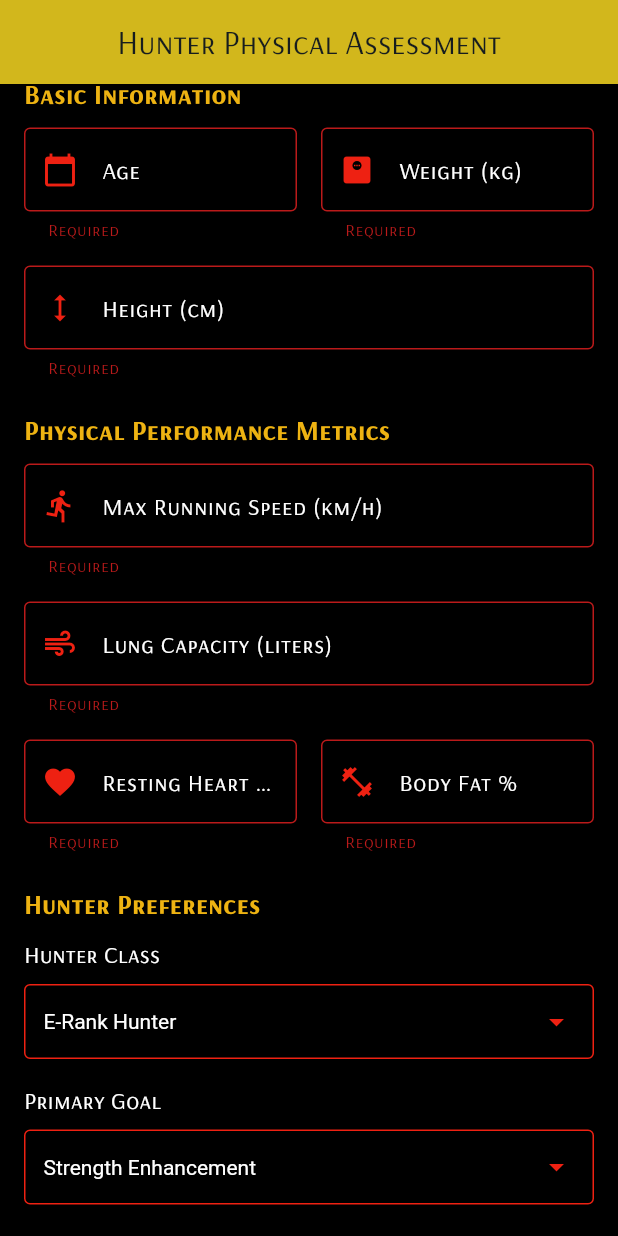
After one commit to Light-700/Life-simulator, a Flutter app: the ExtendedDetailsPage screen opened directly, scrolled down 121 dp, after a tap on "Complete Hunter Registration", on a phone screen of 412 x 824 dp. The commit adds this screen. Run offline on Flutter 3.47's test engine with Material 3 defaults, Android fonts, the light colour scheme and no system bars; our stand-ins replace fl_chart, shared_preferences; accounts and stored records are empty.

Commit message:
added the extended details page after login

```diff
--- /dev/null
+++ b/lib/src/screens/extended_login.dart
@@ -0,0 +1,576 @@
+import 'package:flutter/material.dart';
+import 'package:shared_preferences/shared_preferences.dart';
+import 'dart:math' as math;
+import '../../main.dart';
+
+class ExtendedDetailsPage extends StatefulWidget {
+  const ExtendedDetailsPage({super.key});
+
+  @override
+  State<ExtendedDetailsPage> createState() => _ExtendedDetailsPageState();
+}
+
+class _ExtendedDetailsPageState extends State<ExtendedDetailsPage> {
+  final TextEditingController _ageController = TextEditingController();
+  final TextEditingController _weightController = TextEditingController();
+  final TextEditingController _heightController = TextEditingController();
+  final TextEditingController _runningSpeedController = TextEditingController();
+  final TextEditingController _lungCapacityController = TextEditingController();
+  final TextEditingController _restingHeartRateController = TextEditingController();
+  final TextEditingController _bodyFatController = TextEditingController();
+  final GlobalKey<FormState> _formKey = GlobalKey<FormState>();
+
+  String _selectedClass = 'E-Rank Hunter';
+  String _selectedGoal = 'Strength Enhancement';
+
+  final List<String> _hunterClasses = [
+    'E-Rank Hunter',
+    'D-Rank Hunter',
+    'C-Rank Hunter',
+    'B-Rank Hunter',
+    'A-Rank Hunter',
+    'S-Rank Hunter'
+  ];
+
+  final List<String> _fitnessGoals = [
+    'Strength Enhancement',
+    'Agility Training',
+    'Endurance Building',
+    'Combat Readiness',
+    'Mana Recovery',
+    'Overall Hunter Development'
+  ];
+
+  Map<String, int> _calculateGameStats() {
+    double weight = double.tryParse(_weightController.text) ?? 0;
+    double height = double.tryParse(_heightController.text) ?? 0;
+    double speed = double.tryParse(_runningSpeedController.text) ?? 0;
+    double lungCapacity = double.tryParse(_lungCapacityController.text) ?? 0;
+    double heartRate = double.tryParse(_restingHeartRateController.text) ?? 0;
+    double bodyFat = double.tryParse(_bodyFatController.text) ?? 0;
+    int age = int.tryParse(_ageController.text) ?? 0;
+
+    double bmi = height > 0 ? weight / ((height / 100) * (height / 100)) : 0;
+
+    int strength = _calculateStrength(weight, height, bodyFat, bmi);
+    int agility = _calculateAgility(speed, bodyFat, bmi);
+    int endurance = _calculateEndurance(lungCapacity, heartRate, age, bodyFat);
+    int vitality = _calculateVitality(bmi, bodyFat, heartRate, age);
+    int intelligence = _calculateIntelligence(_selectedClass, age);
+
+    return {
+      'strength': strength,
+      'agility': agility,
+      'endurance': endurance,
+      'vitality': vitality,
+      'intelligence': intelligence,
+    };
+  }
+
+  int _calculateStrength(double weight, double height, double bodyFat, double bmi) {
+    double leanBodyMass = weight * (1 - bodyFat / 100);
+    double heightInM = height / 100;
+    double ffmi = heightInM > 0 ? leanBodyMass / (heightInM * heightInM) : 0;
+
+    int baseStrength = 0;
+    if (ffmi >= 22) {
+      baseStrength = 85;
+    } else if (ffmi >= 20) {
+      baseStrength = 70;
+    } else if (ffmi >= 18) {
+      baseStrength = 55;
+    } else if (ffmi >= 16) {
+      baseStrength = 40;
+    } else {
+      baseStrength = 25;
+    }
+
+    int heightBonus = (bmi >= 22 && bmi <= 27) ? 15 : 0;
+    return (baseStrength + heightBonus).clamp(0, 100);
+  }
+
+  int _calculateAgility(double speed, double bodyFat, double bmi) {
+    int speedScore = 0;
+    if (speed >= 20) {
+      speedScore = 40;
+    } else if (speed >= 16) {
+      speedScore = 30;
+    } else if (speed >= 12) {
+      speedScore = 20;
+    } else {
+      speedScore = 10;
+    }
+
+    int bodyFatScore = 0;
+    if (bodyFat <= 10) {
+      bodyFatScore = 35;
+    } else if (bodyFat <= 15) {
+      bodyFatScore = 25;
+    } else if (bodyFat <= 20) {
+      bodyFatScore = 15;
+    } else {
+      bodyFatScore = 5;
+    }
+
+    int bmiScore = 0;
+    if (bmi >= 20 && bmi <= 24) {
+      bmiScore = 25;
+    } else if (bmi >= 18.5 && bmi <= 26) {
+      bmiScore = 15;
+    } else {
+      bmiScore = 5;
+    }
+
+    return (speedScore + bodyFatScore + bmiScore).clamp(0, 100);
+  }
+
+  int _calculateEndurance(double lungCapacity, double heartRate, int age, double bodyFat) {
+    int lungScore = 0;
+    if (lungCapacity >= 3.5) {
+      lungScore = 35;
+    } else if (lungCapacity >= 3.0) {
+      lungScore = 25;
+    } else if (lungCapacity >= 2.5) {
+      lungScore = 15;
+    } else {
+      lungScore = 5;
+    }
+
+    int heartScore = 0;
+    if (heartRate <= 60) {
+      heartScore = 35;
+    } else if (heartRate <= 70) {
+      heartScore = 25;
+    } else if (heartRate <= 80) {
+      heartScore = 15;
+    } else {
+      heartScore = 5;
+    }
+
+    int ageScore = 0;
+    if (age <= 25) {
+      ageScore = 20;
+    } else if (age <= 35) {
+      ageScore = 15;
+    } else if (age <= 45) {
+      ageScore = 10;
+    } else {
+      ageScore = 5;
+    }
+
+    int fatPenalty = bodyFat > 20 ? -10 : 0;
+    return (lungScore + heartScore + ageScore + fatPenalty).clamp(0, 100);
+  }
+
+  int _calculateVitality(double bmi, double bodyFat, double heartRate, int age) {
+    int bmiScore = 0;
+    if (bmi >= 18.5 && bmi <= 24.9) {
+      bmiScore = 30;
+    } else if (bmi >= 17 && bmi <= 27) {
+      bmiScore = 20;
+    } else {
+      bmiScore = 10;
+    }
+
+    int fatScore = 0;
+    if (bodyFat >= 8 && bodyFat <= 15) {
+      fatScore = 25;
+    } else if (bodyFat >= 16 && bodyFat <= 20) {
+      fatScore = 20;
+    } else {
+      fatScore = 10;
+    }
+
+    int cardioScore = 0;
+    if (heartRate >= 60 && heartRate <= 80) {
+      cardioScore = 25;
+    } else if (heartRate >= 50 && heartRate <= 90) {
+      cardioScore = 15;
+    } else {
+      cardioScore = 5;
+    }
+
+    int ageVitality = math.max(0, 100 - age); // Fixed: math instead of Math
+    int ageScore = (ageVitality * 0.2).round();
+
+    return (bmiScore + fatScore + cardioScore + ageScore).clamp(0, 100);
+  }
+
+  int _calculateIntelligence(String hunterClass, int age) {
+    int classBonus = 0;
+    switch (hunterClass) {
+      case 'S-Rank Hunter':
+        classBonus = 30;
+        break;
+      case 'A-Rank Hunter':
+        classBonus = 25;
+        break;
+      case 'B-Rank Hunter':
+        classBonus = 20;
+        break;
+      case 'C-Rank Hunter':
+        classBonus = 15;
+        break;
+      case 'D-Rank Hunter':
+        classBonus = 10;
+        break;
+      case 'E-Rank Hunter':
+        classBonus = 5;
+        break;
+      default:
+        classBonus = 5;
+    }
+
+    int ageBonus = 0;
+    if (age >= 25 && age <= 40) {
+      ageBonus = 20;
+    } else if (age >= 18 && age <= 50) {
+      ageBonus = 15;
+    } else {
+      ageBonus = 10;
+    }
+
+    int baseIntelligence = 50;
+    return (baseIntelligence + classBonus + ageBonus).clamp(0, 100);
+  }
+
+  @override
+  Widget build(BuildContext context) {
+    return Scaffold(
+      appBar: AppBar(
+        title: const Text('Hunter Physical Assessment'),
+        backgroundColor: const Color.fromARGB(255, 228, 190, 21),
+        centerTitle: true,
+        automaticallyImplyLeading: false,
+      ),
+      backgroundColor: const Color.fromARGB(255, 0, 0, 0),
+      body: SingleChildScrollView(
+        padding: const EdgeInsets.all(16.0),
+        child: Form(
+          key: _formKey,
+          child: Column(
+            crossAxisAlignment: CrossAxisAlignment.start,
+            children: [
+              const Center(
+                child: Text(
+                  'Hunter Guild Registration\nPhysical Assessment',
+                  textAlign: TextAlign.center,
+                  style: TextStyle(
+                    color: Color.fromARGB(255, 238, 33, 18),
+                    fontSize: 24,
+                    fontWeight: FontWeight.bold,
+                  ),
+                ),
+              ),
+              const SizedBox(height: 30),
+
+              _buildSectionHeader('Basic Information'),
+              const SizedBox(height: 10),
+
+              Row(
+                children: [
+                  Expanded(
+                    child: _buildTextField(
+                      controller: _ageController,
+                      label: 'Age',
+                      icon: Icons.calendar_today,
+                      keyboardType: TextInputType.number,
+                      validator: (value) {
+                        if (value == null || value.isEmpty) return 'Required';
+                        final age = int.tryParse(value);
+                        if (age == null || age < 13 || age > 100) return 'Invalid age';
+                        return null;
+                      },
+                    ),
+                  ),
+                  const SizedBox(width: 16),
+                  Expanded(
+                    child: _buildTextField(
+                      controller: _weightController,
+                      label: 'Weight (kg)',
+                      icon: Icons.monitor_weight,
+                      keyboardType: TextInputType.number,
+                      validator: (value) {
+                        if (value == null || value.isEmpty) return 'Required';
+                        final weight = double.tryParse(value);
+                        if (weight == null || weight < 20 || weight > 300) return 'Invalid weight';
+                        return null;
+                      },
+                    ),
+                  ),
+                ],
+              ),
+              const SizedBox(height: 16),
+
+              _buildTextField(
+                controller: _heightController,
+                label: 'Height (cm)',
+                icon: Icons.height,
+                keyboardType: TextInputType.number,
+                validator: (value) {
+                  if (value == null || value.isEmpty) return 'Required';
+                  final height = double.tryParse(value);
+                  if (height == null || height < 100 || height > 250) return 'Invalid height';
+                  return null;
+                },
+              ),
+              const SizedBox(height: 20),
+
+              _buildSectionHeader('Physical Performance Metrics'),
+              const SizedBox(height: 10),
+
+              _buildTextField(
+                controller: _runningSpeedController,
+                label: 'Max Running Speed (km/h)',
+                icon: Icons.directions_run,
+                keyboardType: TextInputType.number,
+                validator: (value) {
+                  if (value == null || value.isEmpty) return 'Required';
+                  final speed = double.tryParse(value);
+                  if (speed == null || speed < 0 || speed > 50) return 'Invalid speed';
+                  return null;
+                },
+              ),
+              const SizedBox(height: 16),
+
+              _buildTextField(
+                controller: _lungCapacityController,
+                label: 'Lung Capacity (liters)',
+                icon: Icons.air,
+                keyboardType: TextInputType.number,
+                validator: (value) {
+                  if (value == null || value.isEmpty) return 'Required';
+                  final capacity = double.tryParse(value);
+                  if (capacity == null || capacity < 1 || capacity > 8) return 'Invalid capacity';
+                  return null;
+                },
+              ),
+              const SizedBox(height: 16),
+
+              Row(
+                children: [
+                  Expanded(
+                    child: _buildTextField(
+                      controller: _restingHeartRateController,
+                      label: 'Resting Heart Rate (bpm)',
+                      icon: Icons.favorite,
+                      keyboardType: TextInputType.number,
+                      validator: (value) {
+                        if (value == null || value.isEmpty) return 'Required';
+                        final hr = double.tryParse(value);
+                        if (hr == null || hr < 40 || hr > 120) return 'Invalid HR';
+                        return null;
+                      },
+                    ),
+                  ),
+                  const SizedBox(width: 16),
+                  Expanded(
+                    child: _buildTextField(
+                      controller: _bodyFatController,
+                      label: 'Body Fat %',
+                      icon: Icons.fitness_center,
+                      keyboardType: TextInputType.number,
+                      validator: (value) {
+                        if (value == null || value.isEmpty) return 'Required';
+                        final bf = double.tryParse(value);
+                        if (bf == null || bf < 3 || bf > 50) return 'Invalid %';
+                        return null;
+                      },
+                    ),
+                  ),
+                ],
+              ),
+              const SizedBox(height: 20),
+
+              _buildSectionHeader('Hunter Preferences'),
+              const SizedBox(height: 10),
+
+              _buildDropdown('Hunter Class', _selectedClass, _hunterClasses, (value) {
+                setState(() => _selectedClass = value!);
+              }),
+              const SizedBox(height: 16),
+
+              _buildDropdown('Primary Goal', _selectedGoal, _fitnessGoals, (value) {
+                setState(() => _selectedGoal = value!);
+              }),
+              const SizedBox(height: 30),
+
+              if (_weightController.text.isNotEmpty && _heightController.text.isNotEmpty)
+                _buildStatsPreview(),
+
+              const SizedBox(height: 20),
+
+              SizedBox(
+                width: double.infinity,
+                child: ElevatedButton(
+                  onPressed: () async {
+                    if (_formKey.currentState!.validate()) {
+                      await _saveHunterData();
+                      if (context.mounted) {
+                        Navigator.pushReplacement(
+                          context,
+                          MaterialPageRoute(builder: (context) => MyHomePage()),
+                        );
+                      }
+                    }
+                  },
+                  style: ElevatedButton.styleFrom(
+                    backgroundColor: const Color.fromARGB(255, 238, 33, 18),
+                    foregroundColor: Colors.white,
+                    padding: const EdgeInsets.symmetric(vertical: 16),
+                  ),
+                  child: const Text(
+                    'Complete Hunter Registration',
+                    style: TextStyle(fontSize: 16, fontWeight: FontWeight.bold),
+                  ),
+                ),
+              ),
+            ],
+          ),
+        ),
+      ),
+    );
+  }
+
+  Widget _buildSectionHeader(String title) {
+    return Text(
+      title,
+      style: const TextStyle(
+        color: Color.fromARGB(255, 238, 179, 18),
+        fontSize: 18,
+        fontWeight: FontWeight.bold,
+      ),
+    );
+  }
+
+  Widget _buildTextField({
+    required TextEditingController controller,
+    required String label,
+    required IconData icon,
+    TextInputType? keyboardType,
+    String? Function(String?)? validator,
+  }) {
+    return TextFormField(
+      controller: controller,
+      decoration: InputDecoration(
+        labelText: label,
+        labelStyle: const TextStyle(color: Colors.white),
+        prefixIcon: Icon(icon, color: const Color.fromARGB(255, 238, 33, 18)),
+        border: const OutlineInputBorder(),
+        enabledBorder: const OutlineInputBorder(
+          borderSide: BorderSide(color: Color.fromARGB(255, 238, 33, 18)),
+        ),
+      ),
+      style: const TextStyle(color: Colors.white),
+      keyboardType: keyboardType,
+      validator: validator,
+      onChanged: (value) => setState(() {}),
+    );
+  }
+
+  Widget _buildDropdown(String label, String value, List<String> items,
+      void Function(String?) onChanged) {
+    return Column(
+      crossAxisAlignment: CrossAxisAlignment.start,
+      children: [
+        Text(
+          label,
+          style: const TextStyle(color: Colors.white, fontSize: 16),
+        ),
+        const SizedBox(height: 8),
+        Container(
+          width: double.infinity,
+          padding: const EdgeInsets.symmetric(horizontal: 12),
+          decoration: BoxDecoration(
+            border: Border.all(color: const Color.fromARGB(255, 238, 33, 18)),
+            borderRadius: BorderRadius.circular(4),
+          ),
+          child: DropdownButtonHideUnderline(
+            child: DropdownButton<String>(
+              value: value,
+              dropdownColor: const Color.fromARGB(255, 37, 29, 29),
+              style: const TextStyle(color: Colors.white),
+              icon: const Icon(Icons.arrow_drop_down,
+                  color: Color.fromARGB(255, 238, 33, 18)),
+              items: items.map((String item) {
+                return DropdownMenuItem<String>(
+                  value: item,
+                  child: Text(item),
+                );
+              }).toList(),
+              onChanged: onChanged,
+            ),
+          ),
+        ),
+      ],
+    );
+  }
+
+  Widget _buildStatsPreview() {
+    final stats = _calculateGameStats();
+    return Container(
+      padding: const EdgeInsets.all(16),
+      decoration: BoxDecoration(
+        border: Border.all(color: const Color.fromARGB(255, 238, 179, 18)),
+        borderRadius: BorderRadius.circular(8),
+        color: const Color.fromARGB(255, 37, 29, 29),
+      ),
+      child: Column(
+        crossAxisAlignment: CrossAxisAlignment.start,
+        children: [
+          const Text(
+            'Predicted Hunter Stats',
+            style: TextStyle(
+              color: Color.fromARGB(255, 238, 179, 18),
+              fontSize: 16,
+              fontWeight: FontWeight.bold,
+            ),
+          ),
+          const SizedBox(height: 12),
+          ...stats.entries.map((entry) => Padding(
+            padding: const EdgeInsets.symmetric(vertical: 4),
+            child: Row(
+              mainAxisAlignment: MainAxisAlignment.spaceBetween,
+              children: [
+                Text(
+                  entry.key.toUpperCase(),
+                  style: const TextStyle(color: Colors.white),
+                ),
+                Text(
+                  '${entry.value}',
+                  style: const TextStyle(
+                    color: Color.fromARGB(255, 18, 187, 238),
+                    fontWeight: FontWeight.bold,
+                  ),
+                ),
+              ],
+            ),
+          )).toList(),
+        ],
+      ),
+    );
+  }
+
+  Future<void> _saveHunterData() async {
+    final prefs = await SharedPreferences.getInstance();
+    final stats = _calculateGameStats();
+
+    await prefs.setString('age', _ageController.text);
+    await prefs.setString('weight', _weightController.text);
+    await prefs.setString('height', _heightController.text);
+    await prefs.setString('runningSpeed', _runningSpeedController.text);
+    await prefs.setString('lungCapacity', _lungCapacityController.text);
+    await prefs.setString('restingHeartRate', _restingHeartRateController.text);
+    await prefs.setString('bodyFat', _bodyFatController.text);
+    await prefs.setString('hunterClass', _selectedClass);
+    await prefs.setString('fitnessGoal', _selectedGoal);
+
+    await prefs.setInt('strengthStat', stats['strength']!);
+    await prefs.setInt('agilityStat', stats['agility']!);
+    await prefs.setInt('enduranceStat', stats['endurance']!);
+    await prefs.setInt('vitalityStat', stats['vitality']!);
+    await prefs.setInt('intelligenceStat', stats['intelligence']!);
+
+    await prefs.setBool('profileCompleted', true);
+  }
+}
```
Also changed, not shown: lib/main.dart (+46 -8 lines).
